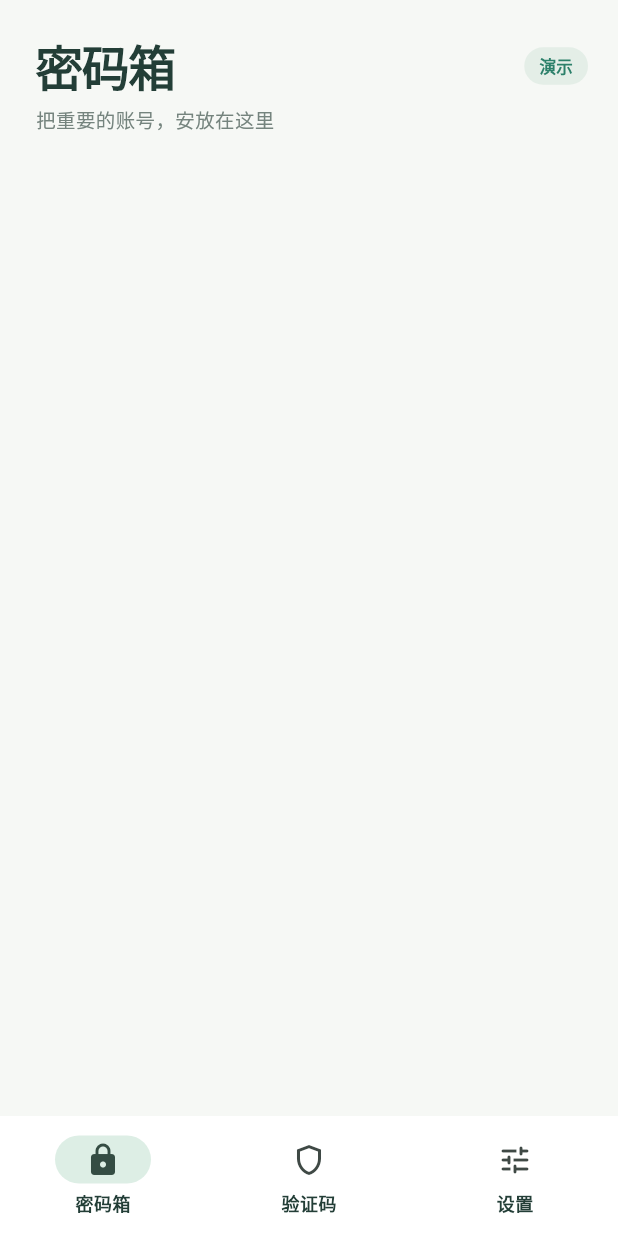
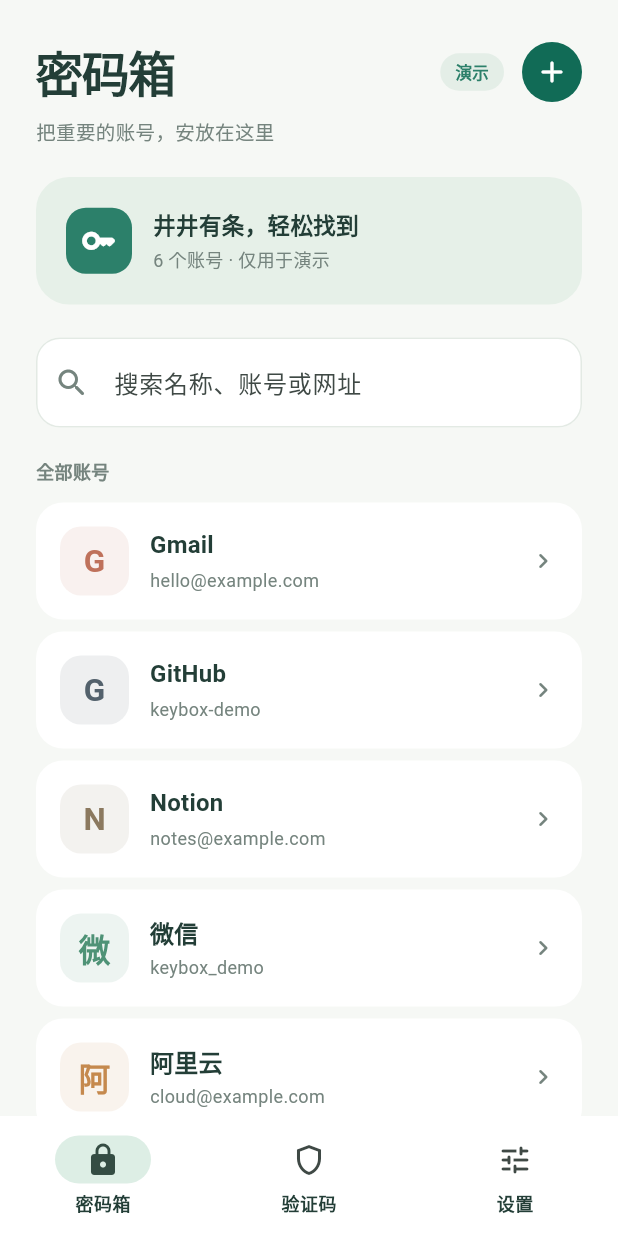
Before and after one commit to Mayber-He/KeyBox, a Flutter app: the HomePage screen opened directly, on a phone screen of 412 x 824 dp. Run offline on Flutter 3.47's test engine with Material 3 defaults, Android fonts, the phone set to English and light mode, and no system bars.

Commit message:
feat(vault): 添加密码箱列表与详情页面

```diff
--- a/lib/app.dart
+++ b/lib/app.dart
@@ -1,5 +1,6 @@
 import 'package:flutter/material.dart';
 import 'ui.dart';
+import 'vault/vault_page.dart';
 
 class KeyBoxApp extends StatelessWidget {
   const KeyBoxApp({super.key});
@@ -149,7 +150,7 @@
           child: IndexedStack(
             index: _index,
             children: const [
-              _Placeholder(title: '密码箱', subtitle: '把重要的账号，安放在这里'),
+              VaultPage(),
               _Placeholder(title: '验证码', subtitle: '多一层保护，多一份安心'),
               _Placeholder(title: '设置', subtitle: '让 KeyBox 更适合你'),
             ],
--- /dev/null
+++ b/lib/vault/password_entry.dart
@@ -0,0 +1,77 @@
+import 'package:flutter/material.dart';
+
+class PasswordEntry {
+  const PasswordEntry({
+    required this.id,
+    required this.name,
+    required this.username,
+    required this.password,
+    this.website = '',
+    this.notes = '',
+    this.category = '个人',
+    this.color = const Color(0xFF2C806A),
+  });
+  final String id, name, username, password, website, notes, category;
+  final Color color;
+}
+
+List<PasswordEntry> demoPasswords() => const [
+  PasswordEntry(
+    id: 'gmail',
+    name: 'Gmail',
+    username: 'hello@example.com',
+    password: 'Demo-Mail-2026!',
+    website: 'https://mail.google.com',
+    notes: '个人邮箱 · 示例账号',
+    category: '邮箱',
+    color: Color(0xFFBF715B),
+  ),
+  PasswordEntry(
+    id: 'github',
+    name: 'GitHub',
+    username: 'keybox-demo',
+    password: 'Demo-GitHub-2026!',
+    website: 'https://github.com',
+    notes: '开发工具 · 示例账号',
+    category: '开发',
+    color: Color(0xFF53616C),
+  ),
+  PasswordEntry(
+    id: 'notion',
+    name: 'Notion',
+    username: 'notes@example.com',
+    password: 'Demo-Notes-2026!',
+    website: 'https://www.notion.so',
+    notes: '记录日常灵感',
+    category: '效率',
+    color: Color(0xFF8B795F),
+  ),
+  PasswordEntry(
+    id: 'wechat',
+    name: '微信',
+    username: 'keybox_demo',
+    password: 'Demo-Social-2026!',
+    notes: '社交账号 · 示例数据',
+    category: '社交',
+    color: Color(0xFF4E9276),
+  ),
+  PasswordEntry(
+    id: 'aliyun',
+    name: '阿里云',
+    username: 'cloud@example.com',
+    password: 'Demo-Cloud-2026!',
+    website: 'https://www.aliyun.com',
+    notes: '云服务控制台 · 示例账号',
+    category: '开发',
+    color: Color(0xFFC5894E),
+  ),
+  PasswordEntry(
+    id: 'figma',
+    name: 'Figma',
+    username: 'design@example.com',
+    password: 'Demo-Design-2026!',
+    website: 'https://www.figma.com',
+    category: '设计',
+    color: Color(0xFF8875A1),
+  ),
+];
--- /dev/null
+++ b/lib/vault/vault_page.dart
@@ -0,0 +1,178 @@
+import 'package:flutter/material.dart';
+import '../ui.dart';
+import 'password_entry.dart';
+import 'password_detail.dart';
+
+class VaultPage extends StatefulWidget {
+  const VaultPage({super.key});
+  @override
+  State<VaultPage> createState() => _VaultPageState();
+}
+
+class _VaultPageState extends State<VaultPage> {
+  final _entries = demoPasswords();
+  final _search = TextEditingController();
+  final _scroll = ScrollController();
+  @override
+  void dispose() {
+    _search.dispose();
+    _scroll.dispose();
+    super.dispose();
+  }
+
+  @override
+  Widget build(BuildContext context) {
+    final query = _search.text.trim().toLowerCase();
+    final visible = _entries
+        .where(
+          (entry) =>
+              '${entry.name} ${entry.username} ${entry.website} ${entry.category}'
+                  .toLowerCase()
+                  .contains(query),
+        )
+        .toList();
+    return CustomScrollView(
+      controller: _scroll,
+      key: const PageStorageKey('vault'),
+      slivers: [
+        SliverToBoxAdapter(
+          child: PageHeader(
+            title: '密码箱',
+            subtitle: '把重要的账号，安放在这里',
+            action: IconButton.filled(
+              onPressed: () => message(context, '新增密码页面正在准备中'),
+              tooltip: '添加密码',
+              icon: const Icon(Icons.add_rounded),
+            ),
+          ),
+        ),
+        SliverToBoxAdapter(
+          child: Padding(
+            padding: const EdgeInsets.fromLTRB(24, 0, 24, 22),
+            child: Container(
+              padding: const EdgeInsets.all(20),
+              decoration: BoxDecoration(
+                color: const Color(0xFFE6F0E8),
+                borderRadius: BorderRadius.circular(22),
+              ),
+              child: Row(
+                children: [
+                  const BrandMark(size: 44),
+                  const SizedBox(width: 14),
+                  Expanded(
+                    child: Column(
+                      crossAxisAlignment: CrossAxisAlignment.start,
+                      children: [
+                        const Text(
+                          '井井有条，轻松找到',
+                          style: TextStyle(
+                            color: ink,
+                            fontSize: 15,
+                            fontWeight: FontWeight.w600,
+                          ),
+                        ),
+                        const SizedBox(height: 4),
+                        Text(
+                          '${_entries.length} 个账号 · 仅用于演示',
+                          style: const TextStyle(color: muted, fontSize: 12),
+                        ),
+                      ],
+                    ),
+                  ),
+                ],
+              ),
+            ),
+          ),
+        ),
+        SliverToBoxAdapter(
+          child: SearchBox(
+            controller: _search,
+            onChanged: (_) => setState(() {}),
+            hint: '搜索名称、账号或网址',
+          ),
+        ),
+        SliverToBoxAdapter(
+          child: Padding(
+            padding: const EdgeInsets.fromLTRB(24, 0, 24, 12),
+            child: Text(
+              query.isEmpty ? '全部账号' : '搜索结果 · ${visible.length}',
+              style: const TextStyle(
+                color: muted,
+                fontSize: 12,
+                fontWeight: FontWeight.w600,
+              ),
+            ),
+          ),
+        ),
+        if (visible.isEmpty)
+          SliverToBoxAdapter(
+            child: EmptyView(searching: query.isNotEmpty, label: '密码条目'),
+          ),
+        SliverPadding(
+          padding: const EdgeInsets.fromLTRB(24, 0, 24, 24),
+          sliver: SliverList.builder(
+            itemCount: visible.length,
+            itemBuilder: (context, index) {
+              final entry = visible[index];
+              return Padding(
+                padding: const EdgeInsets.only(bottom: 8),
+                child: Material(
+                  color: Colors.white,
+                  borderRadius: BorderRadius.circular(18),
+                  child: InkWell(
+                    borderRadius: BorderRadius.circular(18),
+                    onTap: () => Navigator.push<void>(
+                      context,
+                      MaterialPageRoute(
+                        builder: (_) => PasswordDetailPage(entry: entry),
+                      ),
+                    ),
+                    child: Padding(
+                      padding: const EdgeInsets.all(16),
+                      child: Row(
+                        children: [
+                          ServiceAvatar(name: entry.name, color: entry.color),
+                          const SizedBox(width: 14),
+                          Expanded(
+                            child: Column(
+                              crossAxisAlignment: CrossAxisAlignment.start,
+                              children: [
+                                Text(
+                                  entry.name,
+                                  style: Theme.of(
+                                    context,
+                                  ).textTheme.titleMedium,
+                                ),
+                                const SizedBox(height: 3),
+                                Text(
+                                  entry.username.isEmpty
+                                      ? '未填写账号'
+                                      : entry.username,
+                                  maxLines: 1,
+                                  overflow: TextOverflow.ellipsis,
+                                  style: const TextStyle(
+                                    color: muted,
+                                    fontSize: 12,
+                                  ),
+                                ),
+                              ],
+                            ),
+                          ),
+                          const Icon(
+                            Icons.chevron_right_rounded,
+                            color: muted,
+                            size: 20,
+                          ),
+                        ],
+                      ),
+                    ),
+                  ),
+                ),
+              );
+            },
+          ),
+        ),
+      ],
+    );
+  }
+}
```
Also changed, not shown: lib/vault/password_detail.dart (added, +139 -0 lines).
